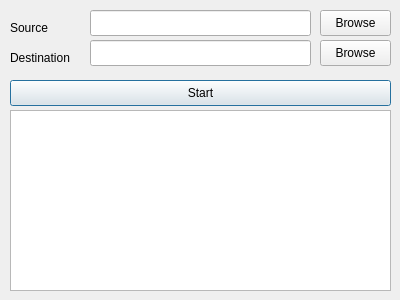
Above: src/DictionaryFile/Format2ToFormat3/Format2ToFormat3Dialog.ui from karelklic/wikt before the change. Below: the same form after it.
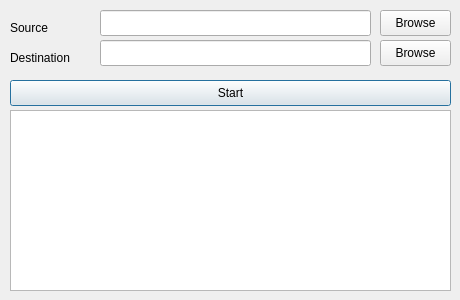
That is the form after the change.

What changed in the file:
```diff
--- a/src/DictionaryFile/Format2ToFormat3/Format2ToFormat3Dialog.ui
+++ b/src/DictionaryFile/Format2ToFormat3/Format2ToFormat3Dialog.ui
@@ -6,19 +6,19 @@
    <rect>
     <x>0</x>
     <y>0</y>
-    <width>400</width>
+    <width>460</width>
     <height>300</height>
    </rect>
   </property>
   <property name="minimumSize">
    <size>
-    <width>400</width>
+    <width>460</width>
     <height>300</height>
    </size>
   </property>
   <property name="maximumSize">
    <size>
-    <width>400</width>
+    <width>460</width>
     <height>300</height>
    </size>
   </property>
@@ -28,9 +28,9 @@
   <widget class="QLineEdit" name="destinationEdit">
    <property name="geometry">
     <rect>
-     <x>90</x>
+     <x>100</x>
      <y>40</y>
-     <width>221</width>
+     <width>271</width>
      <height>26</height>
     </rect>
    </property>
@@ -40,7 +40,7 @@
     <rect>
      <x>10</x>
      <y>110</y>
-     <width>381</width>
+     <width>441</width>
      <height>181</height>
     </rect>
    </property>
@@ -70,9 +70,9 @@
   <widget class="QLineEdit" name="sourceEdit">
    <property name="geometry">
     <rect>
-     <x>90</x>
+     <x>100</x>
      <y>10</y>
-     <width>221</width>
+     <width>271</width>
      <height>26</height>
     </rect>
    </property>
@@ -82,7 +82,7 @@
     <rect>
      <x>10</x>
      <y>80</y>
-     <width>381</width>
+     <width>441</width>
      <height>26</height>
     </rect>
    </property>
@@ -93,7 +93,7 @@
   <widget class="QPushButton" name="browseSourceButton">
    <property name="geometry">
     <rect>
-     <x>320</x>
+     <x>380</x>
      <y>10</y>
      <width>71</width>
      <height>26</height>
@@ -106,7 +106,7 @@
   <widget class="QPushButton" name="browseDestinationButton">
    <property name="geometry">
     <rect>
-     <x>320</x>
+     <x>380</x>
      <y>40</y>
      <width>71</width>
      <height>26</height>
@@ -121,7 +121,7 @@
     <rect>
      <x>10</x>
      <y>50</y>
-     <width>71</width>
+     <width>81</width>
      <height>16</height>
     </rect>
    </property>
```
